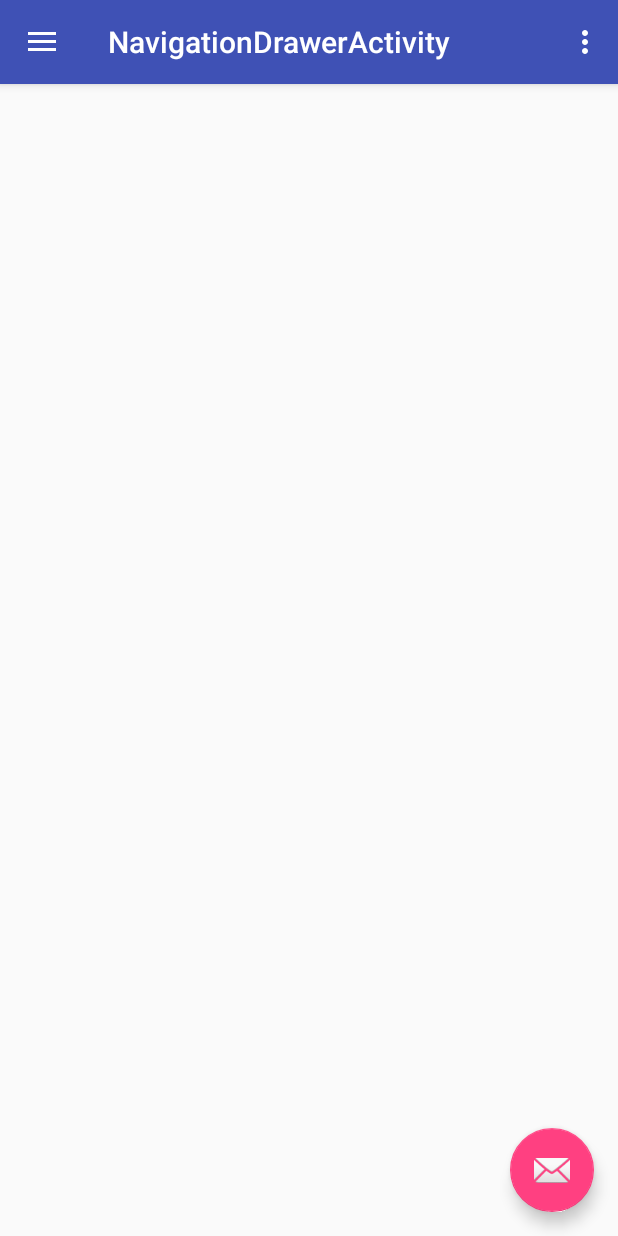
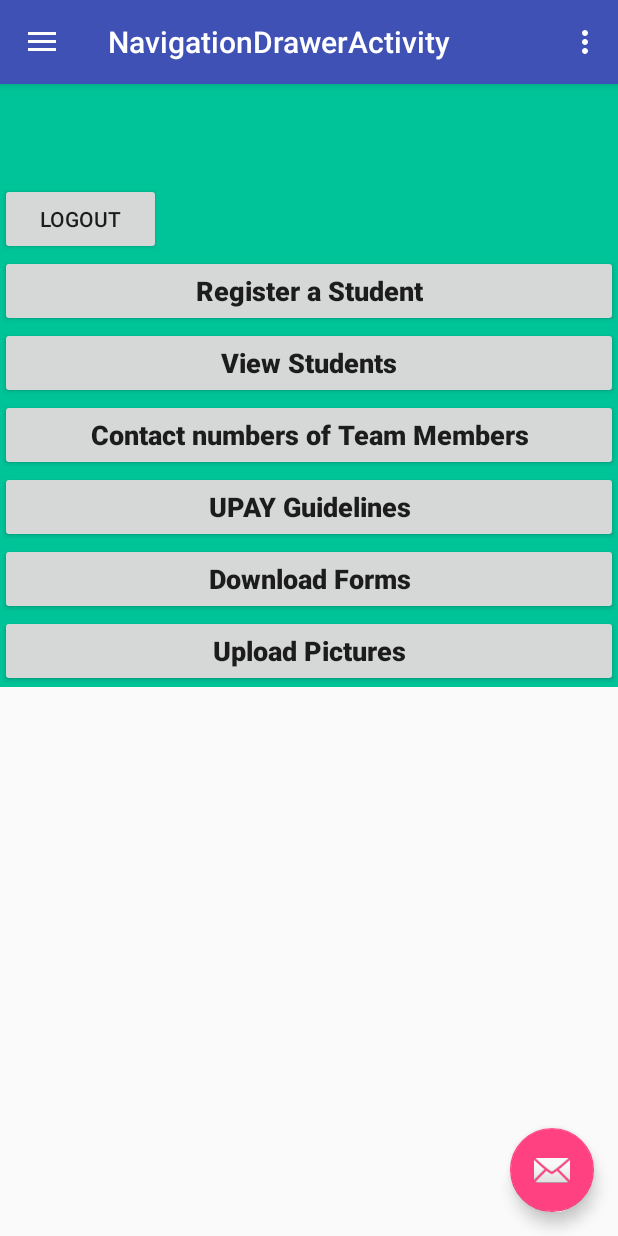
Before and after one commit to shivani15093/UPAYapp, an Android app: the NavigationDrawerActivity screen opened directly, with no data from a screen before it, on a phone screen of 412 x 824 dp. Run offline under Robolectric (Android 15) with nearby library versions, the phone set to English and light mode, and no system bars; our stand-ins replace Firebase (no records; nobody signed in at launch, a user with empty details on screens opened directly).

Commit message:
Home activity default and minor layout changes

```diff
--- a/app/src/main/java/com/example/shivani/firebaseauthdemo/LoginActivity.java
+++ b/app/src/main/java/com/example/shivani/firebaseauthdemo/LoginActivity.java
@@ -80,7 +80,8 @@ public class LoginActivity extends AppCompatActivity implements View.OnClickList
                     //profilleActivity start
                     //Toast.makeText(this, "Start Profie Activity !", Toast.LENGTH_SHORT).show();
                     finish();
-                    startActivity(new Intent(getApplicationContext(),NavigationDrawerActivity.class));
+                 startActivity(new Intent(getApplicationContext(),NavigationDrawerActivity.class));
+
                 }
                 else
                 {
--- a/app/src/main/java/com/example/shivani/firebaseauthdemo/NavigationDrawerActivity.java
+++ b/app/src/main/java/com/example/shivani/firebaseauthdemo/NavigationDrawerActivity.java
@@ -30,7 +30,8 @@ public class NavigationDrawerActivity extends AppCompatActivity
         setContentView(R.layout.activity_navigation_drawer);
         Toolbar toolbar = (Toolbar) findViewById(R.id.toolbar);
         setSupportActionBar(toolbar);
-
+        android.app.FragmentManager fragmentManager = getFragmentManager();
+        fragmentManager.beginTransaction().replace(R.id.content_frame , new HomeFragment()).commit();
         FloatingActionButton fab = (FloatingActionButton) findViewById(R.id.fab);
         fab.setOnClickListener(new View.OnClickListener() {
             @Override
--- a/app/src/main/res/layout/content_navigation_drawer.xml
+++ b/app/src/main/res/layout/content_navigation_drawer.xml
@@ -3,19 +3,16 @@
     xmlns:app="http://schemas.android.com/apk/res-auto"
     xmlns:tools="http://schemas.android.com/tools"
     android:layout_width="match_parent"
-    android:layout_height="match_parent"
+    android:layout_height="wrap_content"
     app:layout_behavior="@string/appbar_scrolling_view_behavior"
     tools:context="com.example.shivani.firebaseauthdemo.NavigationDrawerActivity"
     tools:showIn="@layout/app_bar_navigation_drawer">
 
     <FrameLayout
         android:id="@+id/content_frame"
-        android:layout_width="368dp"
-        android:layout_height="495dp"
-        tools:layout_editor_absoluteY="8dp"
-        tools:layout_editor_absoluteX="8dp">
-
-
-    </FrameLayout>
+        android:layout_width="match_parent"
+        android:layout_height="wrap_content"
+        tools:layout_editor_absoluteY="0dp"
+        tools:layout_editor_absoluteX="8dp" />
 
 </android.support.constraint.ConstraintLayout>
--- a/app/src/main/res/layout/home_layout.xml
+++ b/app/src/main/res/layout/home_layout.xml
@@ -2,8 +2,8 @@
 
     <ScrollView xmlns:android="http://schemas.android.com/apk/res/android"
         android:id="@+id/ScrollView01"
-        android:layout_width="fill_parent"
-        android:layout_height="fill_parent"
+        android:layout_width="match_parent"
+        android:layout_height="match_parent"
         android:layout_alignParentTop="true"
         android:layout_alignParentLeft="true"
         android:layout_alignParentStart="true"
```
Also changed, not shown: app/build.gradle (+5 -5 lines), 207 other files.
